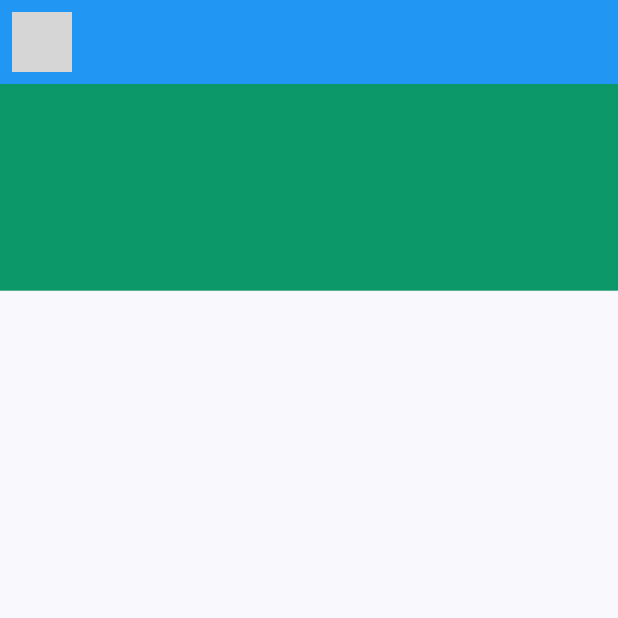
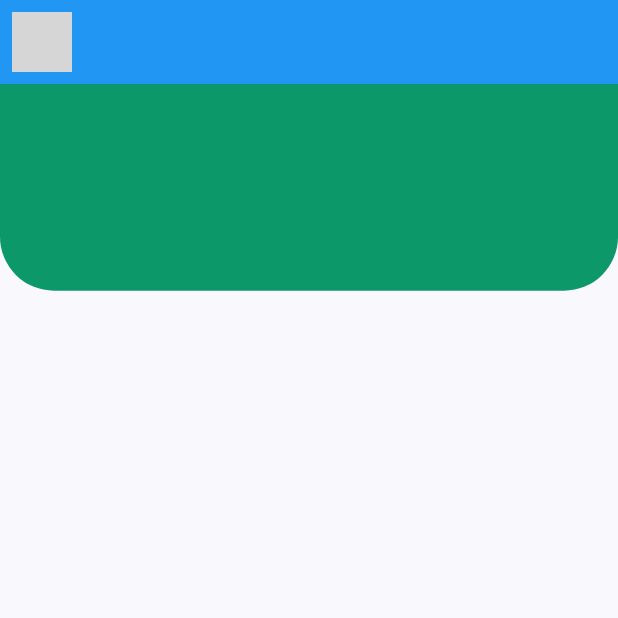
Before and after one commit to saliou-t/flutter_plan_app, a Flutter app: the screen it shows after launch, on a phone screen of 412 x 824 dp, the top half of it. Run offline on Flutter 3.47's test engine with Material 2 defaults, Android fonts, the phone set to English and light mode, and no system bars; our stand-ins replace flutter_svg; grey boxes are pictures that could not be loaded.

Commit message:
borduires du head

```diff
--- a/lib/components/screens/home/body.dart
+++ b/lib/components/screens/home/body.dart
@@ -17,7 +17,15 @@ class Body extends StatelessWidget {
             children: <Widget>[
               Container(
                 height: size.height *0.2 - 27,
-                decoration: BoxDecoration(color: kPrimaryColor),
+                decoration: BoxDecoration(
+                  color: kPrimaryColor,
+                  borderRadius: BorderRadius.only(
+                    bottomLeft: Radius.circular(36),
+                    bottomRight: Radius.circular(36),
+                  )
+
+                ),
+
               ),
             ],
           ),
```
